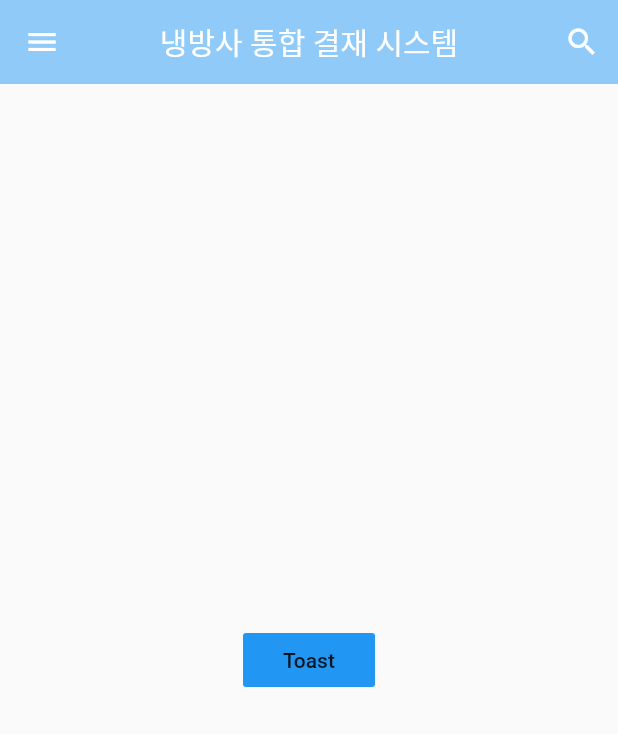
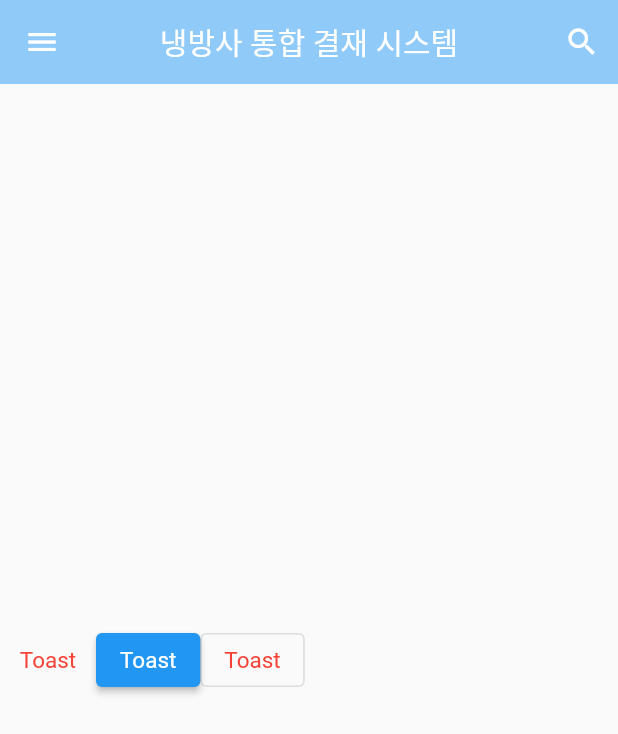
Before and after one commit to solardayz/flutter-test, a Flutter app: the screen it shows after launch, on a phone screen of 412 x 824 dp. Shown: the top 734 px of the screen. Run offline on Flutter 3.47's test engine with Material 2 defaults, Android fonts, the phone set to English and light mode, and no system bars; our stand-ins replace fluttertoast.

Commit message:
TextButton ElevatedButton OutlinedButton 테스트

```diff
--- a/lib/main.dart
+++ b/lib/main.dart
@@ -111,14 +111,46 @@ class MyPage extends StatelessWidget {
           ],
         ),
       ),
-      body: Center(
-        child: FlatButton(
-          onPressed: () {
-            flutterToast();
-          },
-          child: Text('Toast'),
-          color: Colors.blue,
-        ),
+      body: Row(
+        children: [
+          Center(
+            child: TextButton(
+              style: ButtonStyle(
+                textStyle: MaterialStateProperty.all(TextStyle(fontSize: 15.0)),
+                foregroundColor: MaterialStateProperty.all(Colors.red),
+              ),
+              onPressed: () {
+                flutterToast('TextButton');
+              },
+              child: Text('Toast'),
+            ),
+          ),
+          Center(
+            child: ElevatedButton(
+              style: ButtonStyle(
+                textStyle: MaterialStateProperty.all(TextStyle(fontSize: 15.0)),
+                foregroundColor: MaterialStateProperty.all(Colors.white),
+                // backgroundColor: MaterialStateProperty.all(Colors.white),
+              ),
+              onPressed: () {
+                flutterToast('ElevatedButton');
+              },
+              child: Text('Toast'),
+            ),
+          ),
+          Center(
+            child: OutlinedButton(
+              style: ButtonStyle(
+                textStyle: MaterialStateProperty.all(TextStyle(fontSize: 15.0)),
+                foregroundColor: MaterialStateProperty.all(Colors.red),
+              ),
+              onPressed: () {
+                flutterToast('OutlinedButton');
+              },
+              child: Text('Toast'),
+            ),
+          ),
+        ],
       ),
     );
     // body: Builder(builder: (BuildContext ctx) {
@@ -138,9 +170,9 @@ class MyPage extends StatelessWidget {
   }
 }
 
-void flutterToast() {
+void flutterToast(msg) {
   Fluttertoast.showToast(
-      msg: 'Toast Test',
+      msg: 'Toast $msg',
       gravity: ToastGravity.BOTTOM,
       backgroundColor: Colors.amber,
       fontSize: 20.0,
```
